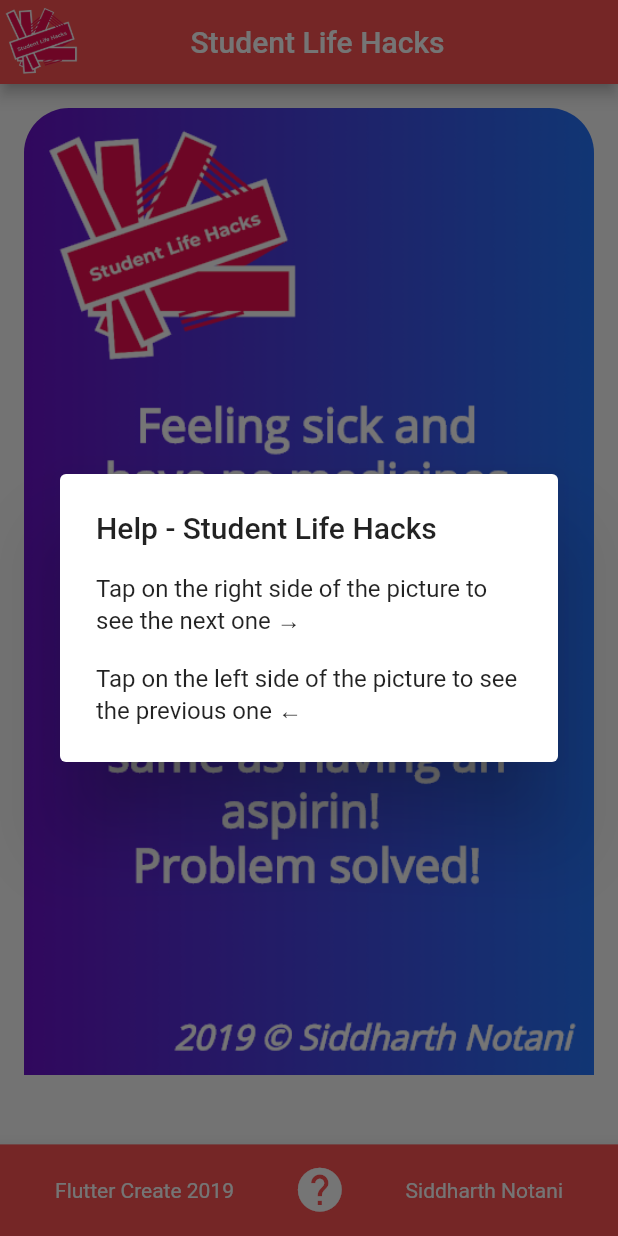
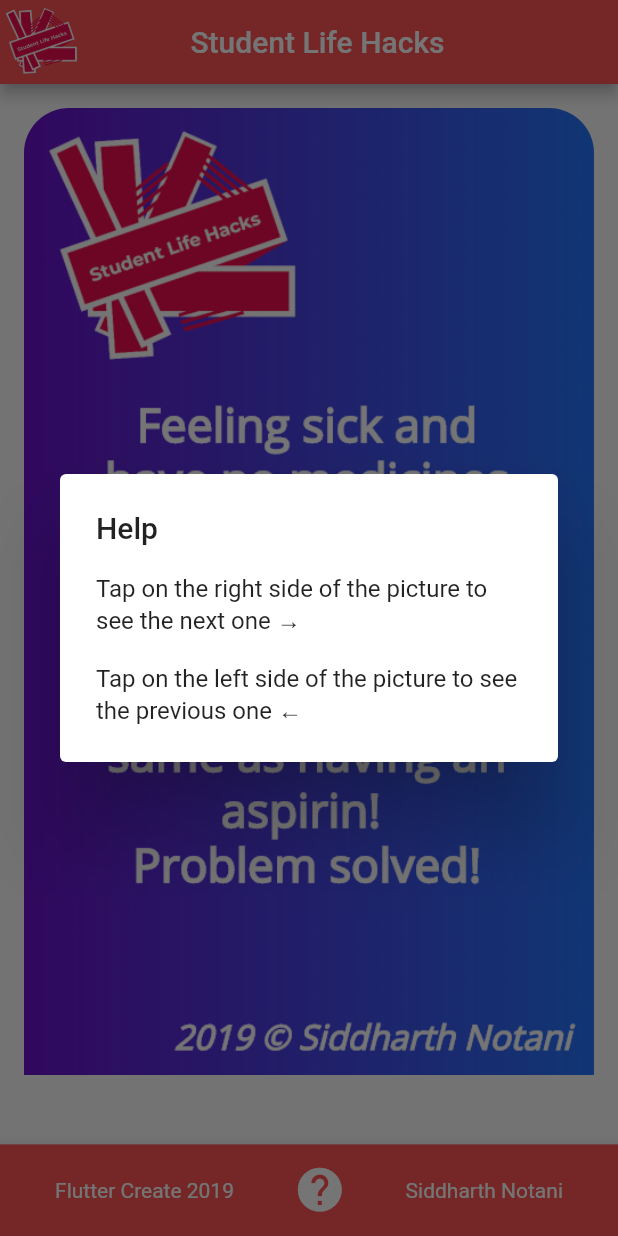
Before and after one commit to Animesh-Barai/LifeHacksFlutterApp, a Flutter app: the screen it shows after launch, after a tap on the "help" icon, on a phone screen of 412 x 824 dp. Run offline on Flutter 3.47's test engine with Material 2 defaults, Android fonts, the phone set to English and light mode, and no system bars.

Commit message:
Update main.dart

```diff
--- a/lib/main.dart
+++ b/lib/main.dart
@@ -30,7 +30,7 @@ class _MyHomePageState extends State<MyHomePage> {
     showDialog(
         context: context,
         builder: (_) => new AlertDialog(
-          title: new Text("Help - Student Life Hacks"),
+          title: new Text("Help"),
           content: Column(
               mainAxisSize: MainAxisSize.min,
               children: <Widget>[
```
